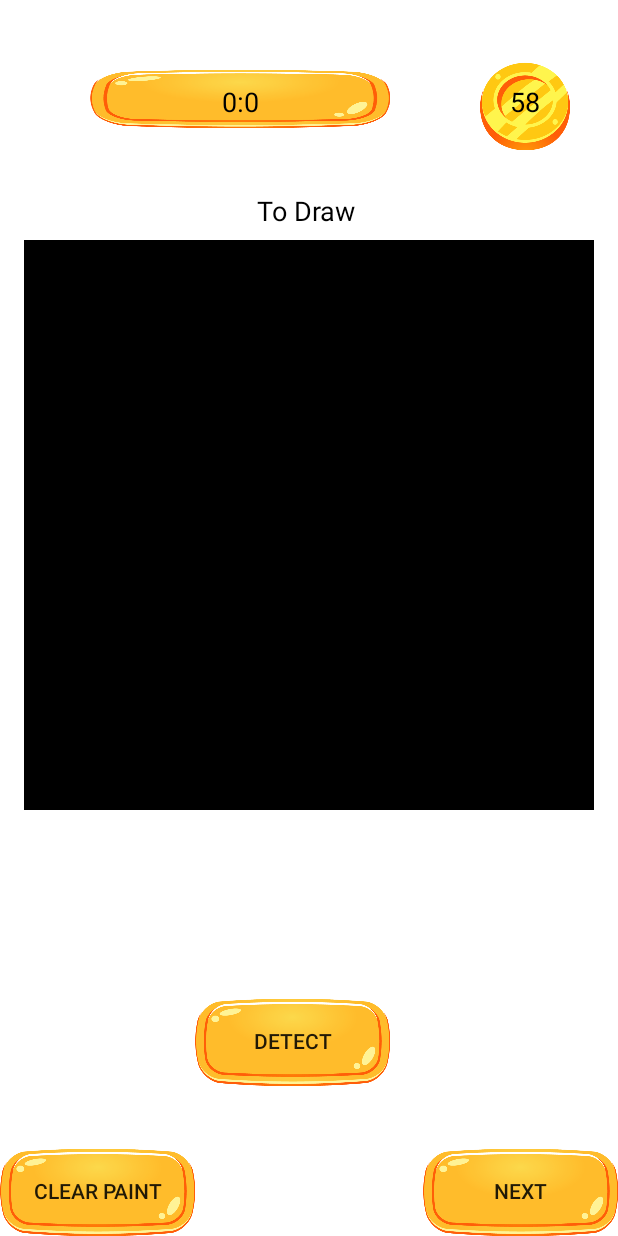
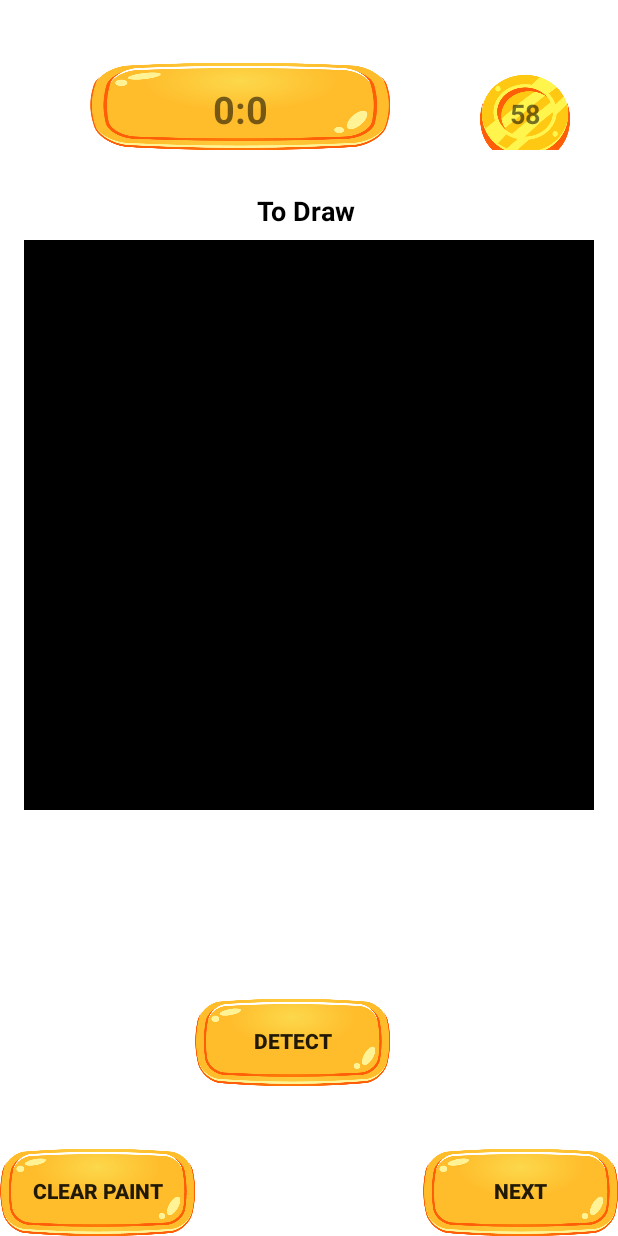
Before and after one commit to shubhamdamani/EduFun, an Android app: the fragment fragment_2 placed in its activity, on a phone screen of 412 x 824 dp. Run offline under Robolectric (Android 15) with nearby library versions, the light colour scheme and no system bars; libraries missing offline, so code that uses them is left out: org.tensorflow.lite; network calls fail; 2 statements that could not run were skipped.

Commit message:
minor changes

```diff
--- a/app/src/main/java/com/example/droidrun/MainActivity.java
+++ b/app/src/main/java/com/example/droidrun/MainActivity.java
@@ -85,7 +85,7 @@ public class MainActivity extends AppCompatActivity {
         channel = wifiP2pManager.initialize(this, getMainLooper(), null);
         bReceiver = new Wifip2pBreceiver(wifiP2pManager, channel,this);
 
-        addFragment(new fragment_1(),true,"one");
+        addFragment(new fragment_1(),false,"one");
 
 
     }
--- a/app/src/main/res/layout/fragment_2.xml
+++ b/app/src/main/res/layout/fragment_2.xml
@@ -2,7 +2,7 @@
 <RelativeLayout
     xmlns:android="http://schemas.android.com/apk/res/android" android:layout_width="match_parent"
     android:layout_height="match_parent"
-    android:background="@drawable/bck">
+    android:background="@drawable/main_menu_back">
     <LinearLayout
         android:layout_width="match_parent"
         android:layout_height="wrap_content"
@@ -13,26 +13,26 @@
         <TextView
             android:id="@+id/user_score"
             android:layout_width="200dp"
-            android:layout_height="40dp"
-            android:padding="10dp"
+            android:layout_height="60dp"
+            android:paddingVertical="15dp"
             android:background="@drawable/yellow_btn"
             android:layout_marginHorizontal="60dp"
-
+            android:textSize="25dp"
+            android:textStyle="bold"
             android:text="0:0"
             android:textAlignment="center"
-            android:textColor="@android:color/background_dark"
-            android:textSize="18sp" />
+
+             />
         <TextView
             android:id="@+id/timer"
             android:layout_width="60dp"
             android:layout_height="60dp"
             android:background="@drawable/clock"
-
             android:layout_toRightOf="@id/user_score"
             android:text="60 "
-            android:padding="15dp"
+            android:textStyle="bold"
+            android:paddingVertical="15dp"
             android:textAlignment="center"
-            android:textColor="@android:color/background_dark"
             android:textSize="18sp" />
     </LinearLayout>
 
@@ -43,6 +43,7 @@
         android:layout_alignParentStart="true"
         android:layout_marginTop="20dp"
         android:padding="8dp"
+        android:textStyle="bold"
         android:text="To Draw "
         android:textAlignment="center"
         android:layout_below="@+id/result_bar"
@@ -63,6 +64,7 @@
         android:layout_width="130dp"
         android:layout_height="60dp"
         android:layout_marginHorizontal="130dp"
+        android:textStyle="bold"
         android:layout_above="@+id/btn_next"
         android:layout_marginBottom="40dp"
         android:layout_alignParentStart="true"
@@ -74,6 +76,7 @@
         android:id="@+id/btn_next"
         android:layout_width="130dp"
         android:layout_height="60dp"
+        android:textStyle="bold"
         android:layout_alignParentBottom="true"
         android:layout_alignParentEnd="true"
         android:background="@drawable/yellow_btn"
@@ -84,6 +87,7 @@
         android:id="@+id/btn_clear3"
         android:layout_width="130dp"
         android:layout_height="60dp"
+        android:textStyle="bold"
         android:layout_alignParentBottom="true"
         android:layout_alignParentStart="true"
         android:background="@drawable/yellow_btn"
```
Also changed, not shown: app/src/main/res/layout/activity_single_player.xml (+11 -7 lines).
